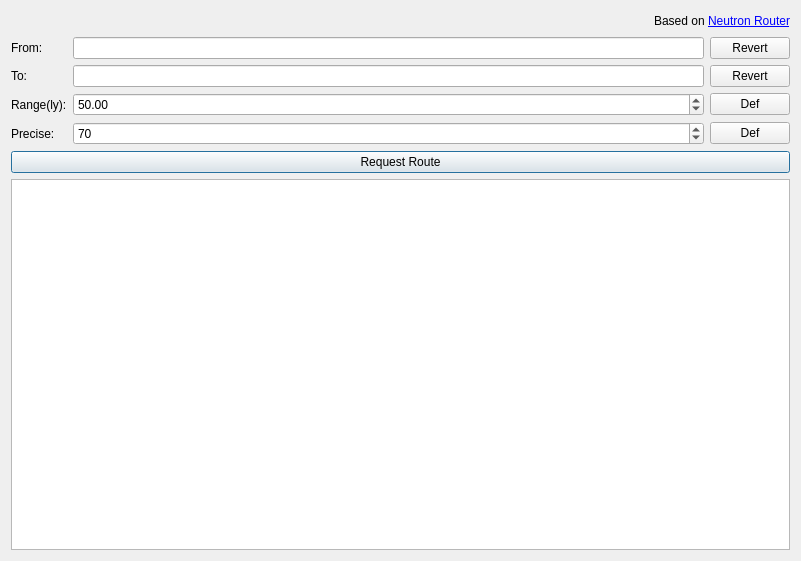
Above: spanshroutewidget.ui from alexzk1/ed_highway before the change. Below: the same form after it.
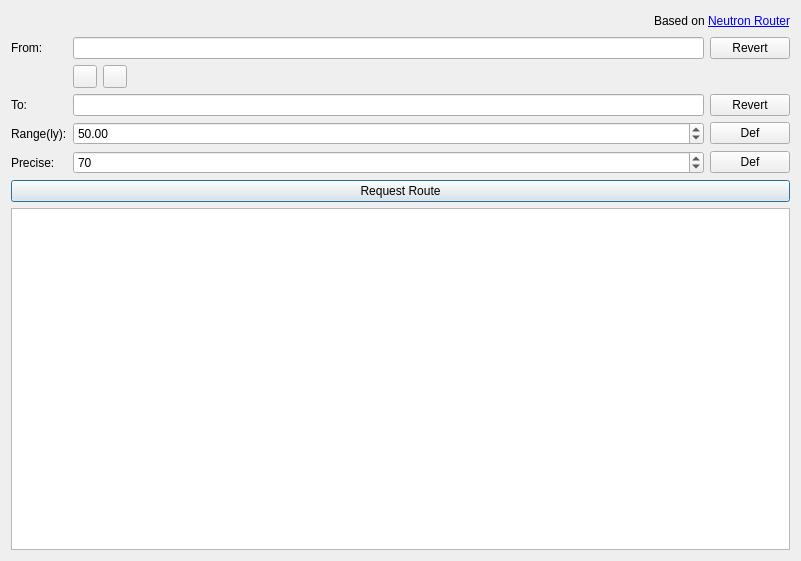
That is the form after the change. Icons and pictures are not drawn.

Commit message: added 2 convinience buttons and disallowed tabbing for all buttons except main

```diff
--- a/spanshroutewidget.ui
+++ b/spanshroutewidget.ui
@@ -49,7 +49,77 @@
    </item>
    <item>
     <layout class="QGridLayout" name="gridLayout">
-     <item row="0" column="4" colspan="2">
+     <item row="7" column="0" colspan="8">
+      <widget class="QPushButton" name="btnRoute">
+       <property name="text">
+        <string>Request Route</string>
+       </property>
+       <property name="default">
+        <bool>true</bool>
+       </property>
+      </widget>
+     </item>
+     <item row="3" column="6" colspan="2">
+      <widget class="QPushButton" name="pushButton_2">
+       <property name="focusPolicy">
+        <enum>Qt::ClickFocus</enum>
+       </property>
+       <property name="text">
+        <string>Def</string>
+       </property>
+      </widget>
+     </item>
+     <item row="3" column="0" colspan="2">
+      <widget class="QLabel" name="label_3">
+       <property name="text">
+        <string>Range(ly):</string>
+       </property>
+       <property name="buddy">
+        <cstring>spinBoxRange</cstring>
+       </property>
+      </widget>
+     </item>
+     <item row="1" column="2">
+      <widget class="QToolButton" name="btnSwap">
+       <property name="focusPolicy">
+        <enum>Qt::ClickFocus</enum>
+       </property>
+       <property name="toolTip">
+        <string>Swap From/To fields.</string>
+       </property>
+       <property name="text">
+        <string/>
+       </property>
+       <property name="icon">
+        <iconset resource="resources.qrc">
+         <normaloff>:/images/swap.png</normaloff>:/images/swap.png</iconset>
+       </property>
+      </widget>
+     </item>
+     <item row="0" column="2" colspan="4">
+      <widget class="QLineEdit" name="fromE">
+       <property name="sizePolicy">
+        <sizepolicy hsizetype="Expanding" vsizetype="Fixed">
+         <horstretch>3</horstretch>
+         <verstretch>0</verstretch>
+        </sizepolicy>
+       </property>
+      </widget>
+     </item>
+     <item row="2" column="6" colspan="2">
+      <widget class="QPushButton" name="btnRevertTo">
+       <property name="focusPolicy">
+        <enum>Qt::ClickFocus</enum>
+       </property>
+       <property name="toolTip">
+        <string>Revert TO field from selected value.</string>
+       </property>
+       <property name="text">
+        <string>Revert</string>
+       </property>
+      </widget>
+     </item>
+     <item row="0" column="6" colspan="2">
       <widget class="QPushButton" name="btnRevertFrom">
        <property name="toolTip">
         <string>Revert FROM field to selected value.</string>
@@ -59,7 +129,17 @@
        </property>
       </widget>
      </item>
-     <item row="2" column="2" colspan="2">
+     <item row="2" column="2" colspan="4">
+      <widget class="QLineEdit" name="toE">
+       <property name="sizePolicy">
+        <sizepolicy hsizetype="Expanding" vsizetype="Fixed">
+         <horstretch>3</horstretch>
+         <verstretch>0</verstretch>
+        </sizepolicy>
+       </property>
+      </widget>
+     </item>
+     <item row="3" column="2" colspan="4">
       <widget class="QDoubleSpinBox" name="spinBoxRange">
        <property name="sizePolicy">
         <sizepolicy hsizetype="Minimum" vsizetype="Fixed">
@@ -81,7 +161,17 @@
        </property>
       </widget>
      </item>
-     <item row="3" column="2" colspan="2">
+     <item row="0" column="0">
+      <widget class="QLabel" name="labelFrom">
+       <property name="text">
+        <string>From:</string>
+       </property>
+       <property name="buddy">
+        <cstring>fromE</cstring>
+       </property>
+      </widget>
+     </item>
+     <item row="5" column="2" colspan="4">
       <widget class="QSpinBox" name="spinBoxPrecise">
        <property name="sizePolicy">
         <sizepolicy hsizetype="Minimum" vsizetype="Fixed">
@@ -100,24 +190,7 @@
        </property>
       </widget>
      </item>
-     <item row="1" column="0">
-      <widget class="QLabel" name="label_2">
-       <property name="text">
-        <string>To:</string>
-       </property>
-       <property name="buddy">
-        <cstring>toE</cstring>
-       </property>
-      </widget>
-     </item>
-     <item row="3" column="4" colspan="2">
-      <widget class="QPushButton" name="pushButton">
-       <property name="text">
-        <string>Def</string>
-       </property>
-      </widget>
-     </item>
-     <item row="3" column="0" colspan="2">
+     <item row="5" column="0" colspan="2">
       <widget class="QLabel" name="label_4">
        <property name="text">
         <string>Precise:</string>
@@ -127,70 +200,40 @@
        </property>
       </widget>
      </item>
-     <item row="0" column="0">
-      <widget class="QLabel" name="labelFrom">
-       <property name="text">
-        <string>From:</string>
+     <item row="5" column="6" colspan="2">
+      <widget class="QPushButton" name="pushButton">
+       <property name="focusPolicy">
+        <enum>Qt::ClickFocus</enum>
        </property>
-       <property name="buddy">
-        <cstring>fromE</cstring>
-       </property>
-      </widget>
-     </item>
-     <item row="0" column="2" colspan="2">
-      <widget class="QLineEdit" name="fromE">
-       <property name="sizePolicy">
-        <sizepolicy hsizetype="Expanding" vsizetype="Fixed">
-         <horstretch>3</horstretch>
-         <verstretch>0</verstretch>
-        </sizepolicy>
-       </property>
-      </widget>
-     </item>
-     <item row="1" column="4" colspan="2">
-      <widget class="QPushButton" name="btnRevertTo">
-       <property name="toolTip">
-        <string>Revert TO field from selected value.</string>
-       </property>
-       <property name="text">
-        <string>Revert</string>
-       </property>
-      </widget>
-     </item>
-     <item row="1" column="2" colspan="2">
-      <widget class="QLineEdit" name="toE">
-       <property name="sizePolicy">
-        <sizepolicy hsizetype="Expanding" vsizetype="Fixed">
-         <horstretch>3</horstretch>
-         <verstretch>0</verstretch>
-        </sizepolicy>
-       </property>
-      </widget>
-     </item>
-     <item row="2" column="4" colspan="2">
-      <widget class="QPushButton" name="pushButton_2">
        <property name="text">
         <string>Def</string>
        </property>
       </widget>
      </item>
-     <item row="2" column="0" colspan="2">
-      <widget class="QLabel" name="label_3">
+     <item row="2" column="0">
+      <widget class="QLabel" name="label_2">
        <property name="text">
-        <string>Range(ly):</string>
+        <string>To:</string>
        </property>
        <property name="buddy">
         <cstring>spinBoxRange</cstring>
        </property>
       </widget>
      </item>
-     <item row="4" column="0" colspan="6">
-      <widget class="QPushButton" name="btnRoute">
+     <item row="1" column="3">
+      <widget class="QToolButton" name="btnUp">
+       <property name="focusPolicy">
+        <enum>Qt::ClickFocus</enum>
+       </property>
+       <property name="toolTip">
+        <string>Set &quot;From&quot; = &quot;To&quot; and clear &quot;To&quot;.</string>
+       </property>
        <property name="text">
-        <string>Request Route</string>
+        <string/>
        </property>
-       <property name="default">
-        <bool>true</bool>
+       <property name="icon">
+        <iconset resource="resources.qrc">
+         <normaloff>:/images/up-arrow.png</normaloff>:/images/up-arrow.png</iconset>
        </property>
       </widget>
      </item>
```
Left out of the diff: 9 changed lines with no effect on the pictures. The commit also changes 6 other files.
